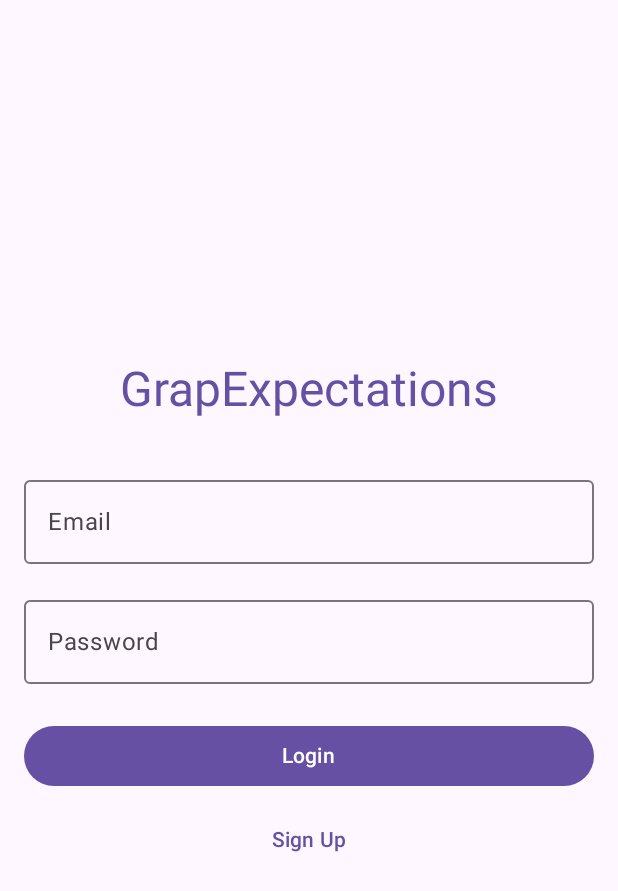
After one commit to jangoachayan/GrapExpectations-Prototype1, an Android app built with Jetpack Compose: the composable LoginScreen shown on its own in the app's theme, on a phone screen of 412 x 824 dp. The commit adds this screen. Shown: the top 891 px of the screen. Run offline under Robolectric (Android 15) with nearby library versions, the phone set to English and light mode, and no system bars.

Commit message:
feat: scaffold initial Android application using Jetpack Compose, Firebase authentication, and batch data management.

```diff
--- /dev/null
+++ b/android/app/src/main/java/com/grapexpectations/prototype1/ui/auth/LoginScreen.kt
@@ -0,0 +1,85 @@
+package com.grapexpectations.prototype1.ui.auth
+
+import androidx.compose.foundation.layout.Arrangement
+import androidx.compose.foundation.layout.Column
+import androidx.compose.foundation.layout.Spacer
+import androidx.compose.foundation.layout.fillMaxSize
+import androidx.compose.foundation.layout.fillMaxWidth
+import androidx.compose.foundation.layout.height
+import androidx.compose.foundation.layout.padding
+import androidx.compose.material3.Button
+import androidx.compose.material3.ExperimentalMaterial3Api
+import androidx.compose.material3.MaterialTheme
+import androidx.compose.material3.OutlinedTextField
+import androidx.compose.material3.Text
+import androidx.compose.material3.TextButton
+import androidx.compose.runtime.Composable
+import androidx.compose.runtime.getValue
+import androidx.compose.runtime.mutableStateOf
+import androidx.compose.runtime.remember
+import androidx.compose.runtime.setValue
+import androidx.compose.ui.Alignment
+import androidx.compose.ui.Modifier
+import androidx.compose.ui.text.input.PasswordVisualTransformation
+import androidx.compose.ui.unit.dp
+
+@OptIn(ExperimentalMaterial3Api::class)
+@Composable
+fun LoginScreen(
+    onLoginClick: (String, String) -> Unit,
+    onSignUpClick: (String, String) -> Unit
+) {
+    var email by remember { mutableStateOf("") }
+    var password by remember { mutableStateOf("") }
+
+    Column(
+        modifier = Modifier
+            .fillMaxSize()
+            .padding(16.dp),
+        verticalArrangement = Arrangement.Center,
+        horizontalAlignment = Alignment.CenterHorizontally
+    ) {
+        Text(
+            text = "GrapExpectations",
+            style = MaterialTheme.typography.headlineLarge,
+            color = MaterialTheme.colorScheme.primary
+        )
+
+        Spacer(modifier = Modifier.height(32.dp))
+
+        OutlinedTextField(
+            value = email,
+            onValueChange = { email = it },
+            label = { Text("Email") },
+            modifier = Modifier.fillMaxWidth()
+        )
+
+        Spacer(modifier = Modifier.height(16.dp))
+
+        OutlinedTextField(
+            value = password,
+            onValueChange = { password = it },
+            label = { Text("Password") },
+            visualTransformation = PasswordVisualTransformation(),
+            modifier = Modifier.fillMaxWidth()
+        )
+
+        Spacer(modifier = Modifier.height(24.dp))
+
+        Button(
+            onClick = { onLoginClick(email, password) },
+            modifier = Modifier.fillMaxWidth()
+        ) {
+            Text("Login")
+        }
+
+        Spacer(modifier = Modifier.height(8.dp))
+
+        TextButton(
+            onClick = { onSignUpClick(email, password) },
+            modifier = Modifier.fillMaxWidth()
+        ) {
+            Text("Sign Up")
+        }
+    }
+}
--- /dev/null
+++ b/android/app/src/main/java/com/grapexpectations/prototype1/ui/theme/Theme.kt
@@ -0,0 +1,65 @@
+package com.grapexpectations.prototype1.ui.theme
+
+import android.app.Activity
+import android.os.Build
+import androidx.compose.foundation.isSystemInDarkTheme
+import androidx.compose.material3.MaterialTheme
+import androidx.compose.material3.darkColorScheme
+import androidx.compose.material3.dynamicDarkColorScheme
+import androidx.compose.material3.dynamicLightColorScheme
+import androidx.compose.material3.lightColorScheme
+import androidx.compose.runtime.Composable
+import androidx.compose.runtime.SideEffect
+import androidx.compose.ui.graphics.toArgb
+import androidx.compose.ui.platform.LocalContext
+import androidx.compose.ui.platform.LocalView
+import androidx.core.view.WindowCompat
+
+private val DarkColorScheme = darkColorScheme(
+    primary = WinePrimary,
+    onPrimary = WineOnPrimary,
+    primaryContainer = WineContainer,
+    onPrimaryContainer = WineOnContainer,
+    secondary = FermentSecondary,
+    onSecondary = FermentOnSecondary,
+    background = BackgroundDark,
+    surface = SurfaceDark,
+    onSurface = OnSurfaceDark,
+)
+
+private val LightColorScheme = lightColorScheme(
+    primary = Purple40,
+    secondary = PurpleGrey40,
+    tertiary = Pink40
+)
+
+@Composable
+fun GrapExpectationsPrototype1Theme(
+    darkTheme: Boolean = isSystemInDarkTheme(),
+    // Dynamic color is available on Android 12+
+    dynamicColor: Boolean = false, // Force our custom theme for now
+    content: @Composable () -> Unit
+) {
+    val colorScheme = when {
+        dynamicColor && Build.VERSION.SDK_INT >= Build.VERSION_CODES.S -> {
+            val context = LocalContext.current
+            if (darkTheme) dynamicDarkColorScheme(context) else dynamicLightColorScheme(context)
+        }
+        darkTheme -> DarkColorScheme
+        else -> LightColorScheme
+    }
+    val view = LocalView.current
+    if (!view.isInEditMode) {
+        SideEffect {
+            val window = (view.context as Activity).window
+            window.statusBarColor = colorScheme.primary.toArgb()
+            WindowCompat.getInsetsController(window, view).isAppearanceLightStatusBars = !darkTheme
+        }
+    }
+
+    MaterialTheme(
+        colorScheme = colorScheme,
+        typography = Typography,
+        content = content
+    )
+}
```
Also changed, not shown: android/app/src/main/java/com/grapexpectations/prototype1/MainActivity.kt (+9 -19 lines), android/app/src/main/java/com/grapexpectations/prototype1/data/auth/AuthRepository.kt (added, +42 -0 lines), android/app/src/main/java/com/grapexpectations/prototype1/data/model/Batch.kt (added, +24 -0 lines), android/app/src/main/java/com/grapexpectations/prototype1/data/repository/BatchRepository.kt (added, +41 -0 lines), android/app/src/main/java/com/grapexpectations/prototype1/ui/auth/AuthViewModel.kt (added, +48 -0 lines), android/app/src/main/java/com/grapexpectations/prototype1/ui/home/HomeScreen.kt (added, +123 -0 lines), android/app/src/main/java/com/grapexpectations/prototype1/ui/home/HomeViewModel.kt (added, +33 -0 lines), android/app/src/main/java/com/grapexpectations/prototype1/ui/theme/Color.kt (added, +24 -0 lines), android/app/src/main/java/com/grapexpectations/prototype1/ui/theme/Type.kt (added, +31 -0 lines).
